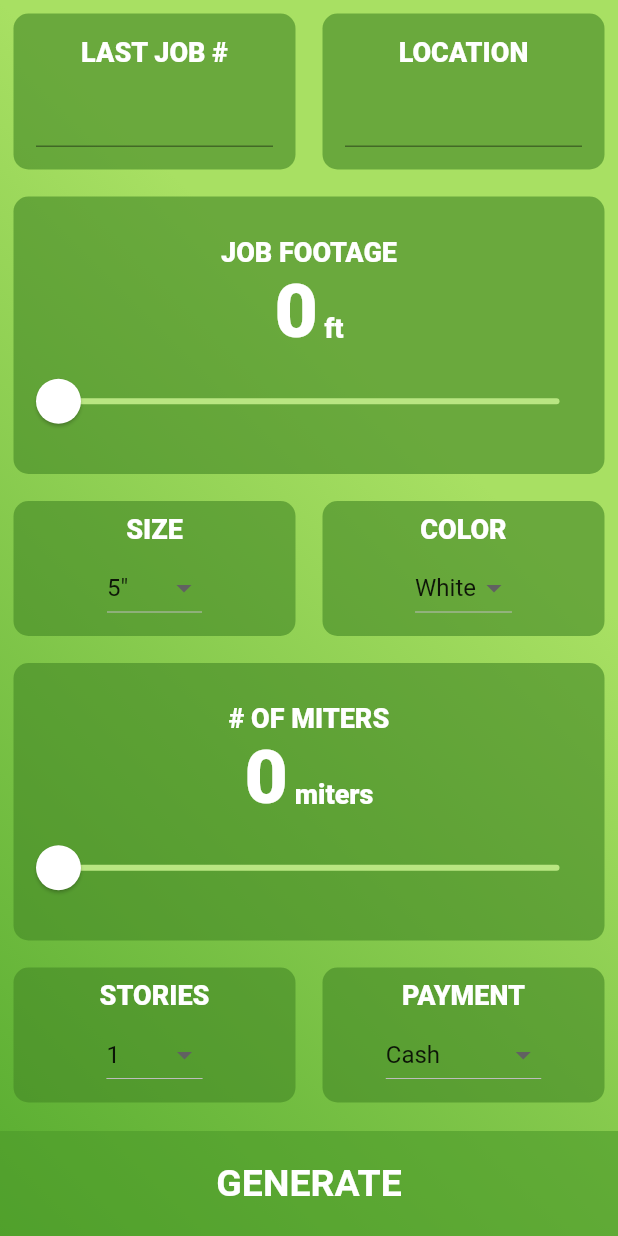
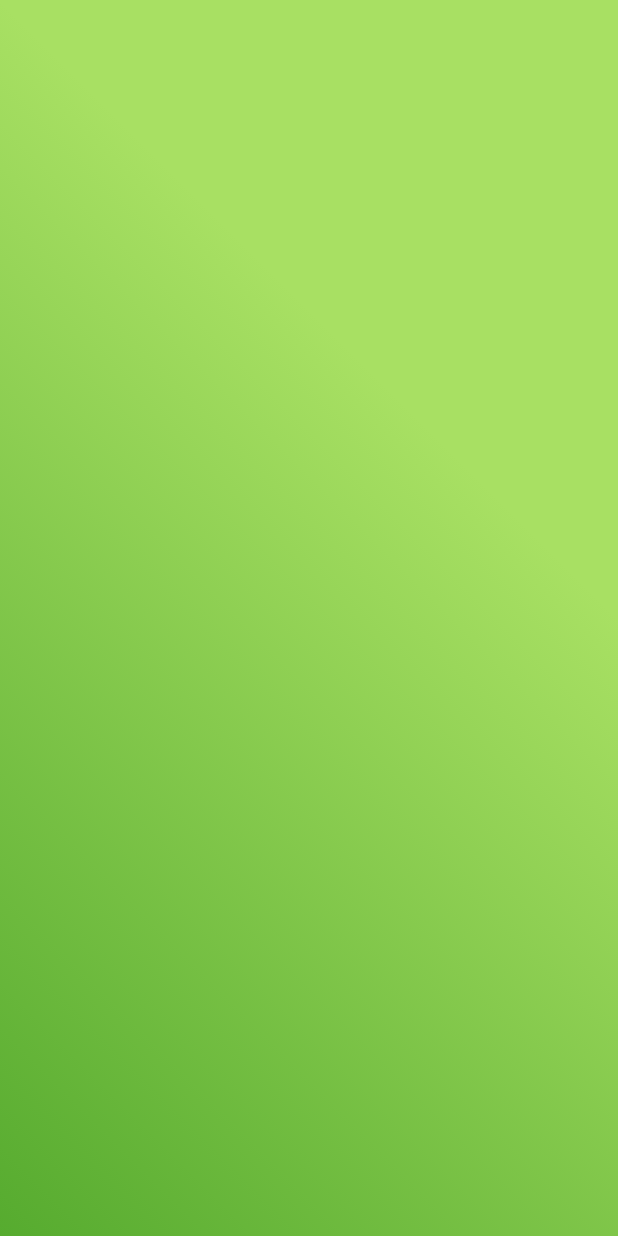
Before and after one commit to warpaltarpers/schedule-generator, a Flutter app: the screen it shows after launch, after a tap on "GENERATE", on a phone screen of 412 x 824 dp. Run offline on Flutter 3.47's test engine with Material 2 defaults, Android fonts, the phone set to English and light mode, and no system bars.

Commit message:
Set up info push to generated block page

```diff
--- /dev/null
+++ b/lib/block_page.dart
@@ -0,0 +1,33 @@
+import 'package:flutter/cupertino.dart';
+import 'package:flutter/material.dart';
+
+class BlockPage extends StatelessWidget {
+
+  BlockPage({@required this.jobNum, @required this.location, @required this.filterSize, @required this.filterColor, @required this.miters, @required this.jobFootage, @required this.stories, @required this.payment});
+
+  final String jobNum;
+  final String location;
+  final String filterSize;
+  final String filterColor;
+  final int miters;
+  final int jobFootage;
+  final String stories;
+  final String payment;
+
+  @override
+  Widget build(BuildContext context) {
+    return Scaffold(
+      body: Container(
+        decoration: BoxDecoration(
+          gradient: LinearGradient(
+             begin: Alignment.bottomLeft,
+             colors: [const Color(0xff56ab2f), const Color(0xffa8e063)],
+          )
+        ),
+        child: Center(
+
+        ),
+      ),
+    );
+  }
+}
--- a/lib/components/text_card.dart
+++ b/lib/components/text_card.dart
@@ -10,6 +10,10 @@ class TextCard extends StatelessWidget {
   final bool isAndroid;
 
   String textInput;
+
+  String returnInput() {
+    return textInput;
+  }
 
   TextField androidText() {
     return TextField(
--- a/lib/generator.dart
+++ b/lib/generator.dart
@@ -5,6 +5,7 @@ import 'package:leaffilter_generator/components/constants.dart';
 import 'package:leaffilter_generator/components/text_card.dart';
 import 'dart:io' show Platform;
 import 'components/bottom_button.dart';
+import 'package:leaffilter_generator/block_page.dart';
 
 class Generator extends StatefulWidget {
   @override
@@ -376,7 +377,19 @@ class _GeneratorState extends State<Generator> {
                 ),
                 BottomButton(
                   buttonTitle: 'GENERATE',
-                  onTap: (){},
+                  onTap: (){
+                    Navigator.push(context, MaterialPageRoute(
+                      builder: (context) => BlockPage(
+                        jobNum: jobNumCard.returnInput(),
+                        location: cityCard.returnInput(),
+                        jobFootage: jobFoot,
+                        filterSize: filterSize,
+                        filterColor: filterColor,
+                        miters: numMiters,
+                        stories: storyCount,
+                        payment: paymentType,
+                      )));
+                  },
                 ),
               ],
             ),
```
